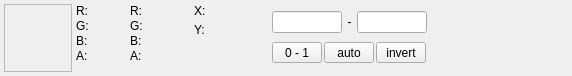
Above: src/editors/TextureInfoBar.ui from houmain/gpupad before the change. Below: the same form after it.
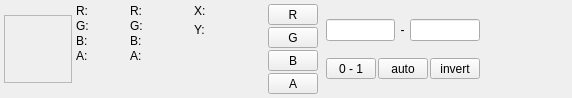
That is the form after the change. Icons and pictures are not drawn. Custom widgets are drawn as their Qt base class.

Commit message: Allow to disable channel in texture editor

The edit to the form file:
```diff
--- a/src/editors/TextureInfoBar.ui
+++ b/src/editors/TextureInfoBar.ui
@@ -7,7 +7,7 @@
     <x>0</x>
     <y>0</y>
     <width>572</width>
-    <height>74</height>
+    <height>94</height>
    </rect>
   </property>
   <layout class="QHBoxLayout" name="horizontalLayout">
@@ -213,6 +213,90 @@
      </item>
     </layout>
    </item>
+   <item>
+    <layout class="QVBoxLayout" name="verticalLayout_6">
+     <property name="spacing">
+      <number>2</number>
+     </property>
+     <item>
+      <widget class="QToolButton" name="buttonColorR">
+       <property name="minimumSize">
+        <size>
+         <width>50</width>
+         <height>0</height>
+        </size>
+       </property>
+       <property name="text">
+        <string>R</string>
+       </property>
+       <property name="checkable">
+        <bool>true</bool>
+       </property>
+      </widget>
+     </item>
+     <item>
+      <widget class="QToolButton" name="buttonColorG">
+       <property name="minimumSize">
+        <size>
+         <width>50</width>
+         <height>0</height>
+        </size>
+       </property>
+       <property name="text">
+        <string>G</string>
+       </property>
+       <property name="checkable">
+        <bool>true</bool>
+       </property>
+      </widget>
+     </item>
+     <item>
+      <widget class="QToolButton" name="buttonColorB">
+       <property name="minimumSize">
+        <size>
+         <width>50</width>
+         <height>0</height>
+        </size>
+       </property>
+       <property name="text">
+        <string>B</string>
+       </property>
+       <property name="checkable">
+        <bool>true</bool>
+       </property>
+      </widget>
+     </item>
+     <item>
+      <widget class="QToolButton" name="buttonColorA">
+       <property name="minimumSize">
+        <size>
+         <width>50</width>
+         <height>0</height>
+        </size>
+       </property>
+       <property name="text">
+        <string>A</string>
+       </property>
+       <property name="checkable">
+        <bool>true</bool>
+       </property>
+      </widget>
+     </item>
+     <item>
+      <spacer name="verticalSpacer_5">
+       <property name="orientation">
+        <enum>Qt::Vertical</enum>
+       </property>
+       <property name="sizeHint" stdset="0">
+        <size>
+         <width>20</width>
+         <height>40</height>
+        </size>
+       </property>
+      </spacer>
+     </item>
+    </layout>
+   </item>
    <item>
     <layout class="QVBoxLayout" name="verticalLayout_5">
      <property name="spacing">
```
Left out of the diff: 2 changed lines with no effect on the pictures. The commit also changes 5 other files.
